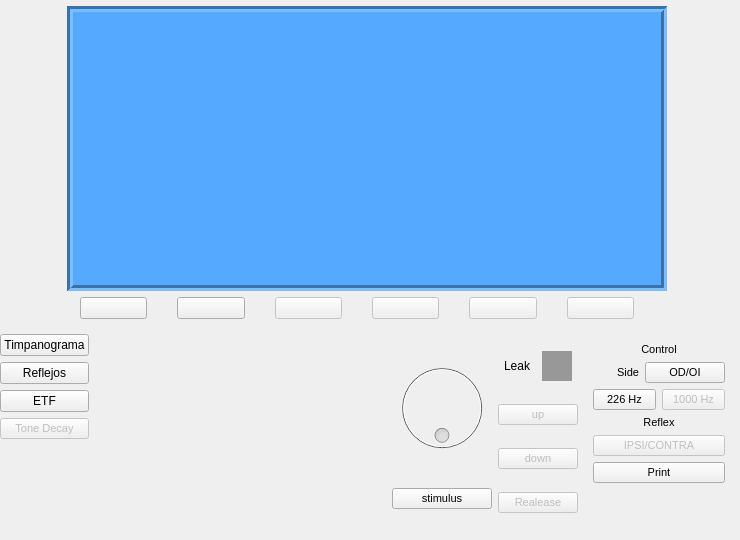
The window that resources/UI/Z_control.ui (Debaq/LabSim) describes before a commit, drawn with Qt 5.
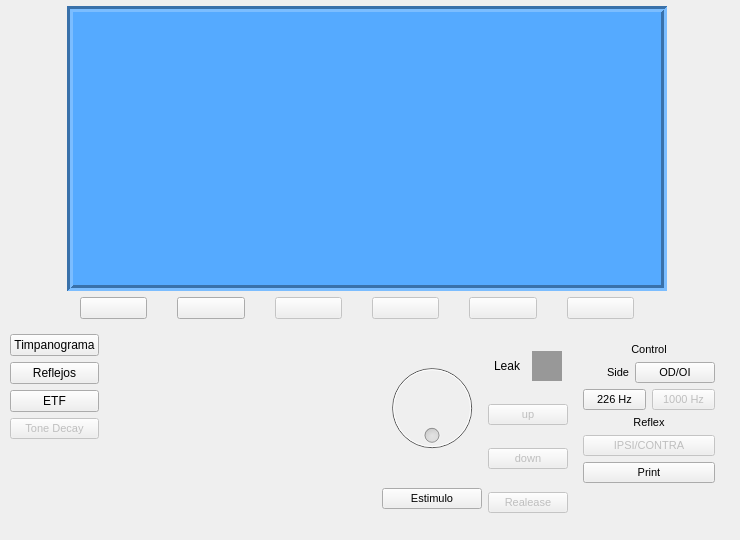
The same window after the commit.

Commit message:
Agrega shortcuts de teclado al impedanciómetro y corrige stepping de la perilla
W/S mueven la perilla en pasos de 5 (SliderSingleStepSub/Add, QDial no tiene
stepUp/stepDown). Perilla con tracking activo para feedback inmediato sin
soltar. V dispara el estímulo, todos los shortcuts con autoRepeat desactivado
para que mantener la tecla presionada cuente como una sola acción. Botón
"stimulus" renombrado a "Estimulo".

Diff of the .ui file:
```diff
--- a/resources/UI/Z_control.ui
+++ b/resources/UI/Z_control.ui
@@ -213,13 +213,13 @@
      </property>
      <layout class="QHBoxLayout" name="horizontalLayout_3">
       <property name="leftMargin">
-       <number>0</number>
+       <number>10</number>
       </property>
       <property name="topMargin">
        <number>0</number>
       </property>
       <property name="rightMargin">
-       <number>0</number>
+       <number>10</number>
       </property>
       <property name="bottomMargin">
        <number>0</number>
@@ -363,7 +363,7 @@
            </font>
           </property>
           <property name="text">
-           <string>stimulus</string>
+           <string>Estimulo</string>
           </property>
          </widget>
         </item>
```
The commit also changes 2 other files.
